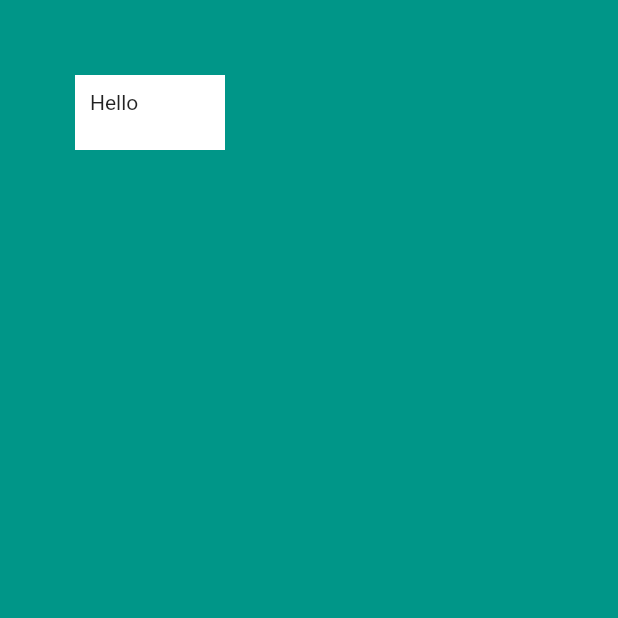
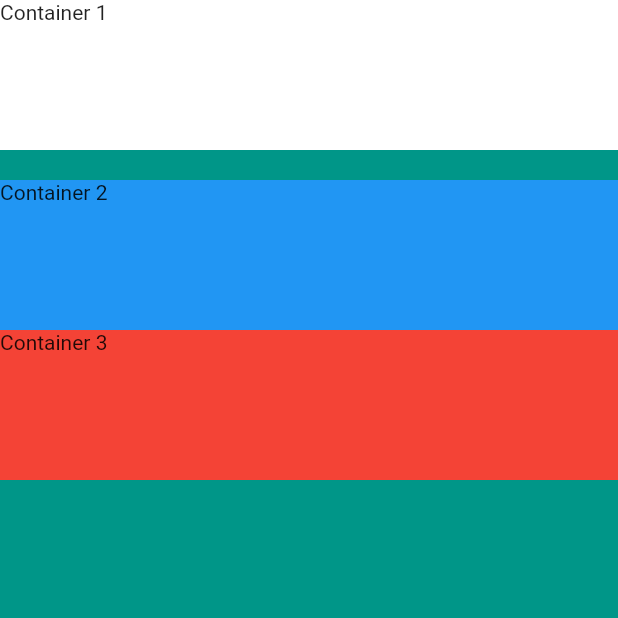
Before and after one commit to Pratikkshirsagar/mi_card_flutter, a Flutter app: the screen it shows after launch, on a phone screen of 412 x 824 dp, the top half of it. Run offline on Flutter 3.47's test engine with Material 2 defaults, Android fonts, the phone set to English and light mode, and no system bars.

Commit message:
row and colum added

```diff
--- a/lib/main.dart
+++ b/lib/main.dart
@@ -13,15 +13,28 @@ class MyApp extends StatelessWidget {
       home: Scaffold(
         backgroundColor: Colors.teal,
         body: SafeArea(
-          child: Container(
-            color: Colors.white,
-            height: 50,
-            width: 100,
-            margin: EdgeInsets.all(50.0),
-            padding: EdgeInsets.all(10),
-            child: Text(
-              'Hello',
-            ),
+          child: Column(
+            crossAxisAlignment: CrossAxisAlignment.stretch,
+            children: [
+              Container(
+                color: Colors.white,
+                height: 100,
+                child: Text('Container 1'),
+              ),
+              SizedBox(
+                height: 20.0,
+              ),
+              Container(
+                color: Colors.blue,
+                height: 100,
+                child: Text('Container 2'),
+              ),
+              Container(
+                color: Colors.red,
+                height: 100,
+                child: Text('Container 3'),
+              ),
+            ],
           ),
         ),
       ),
```
